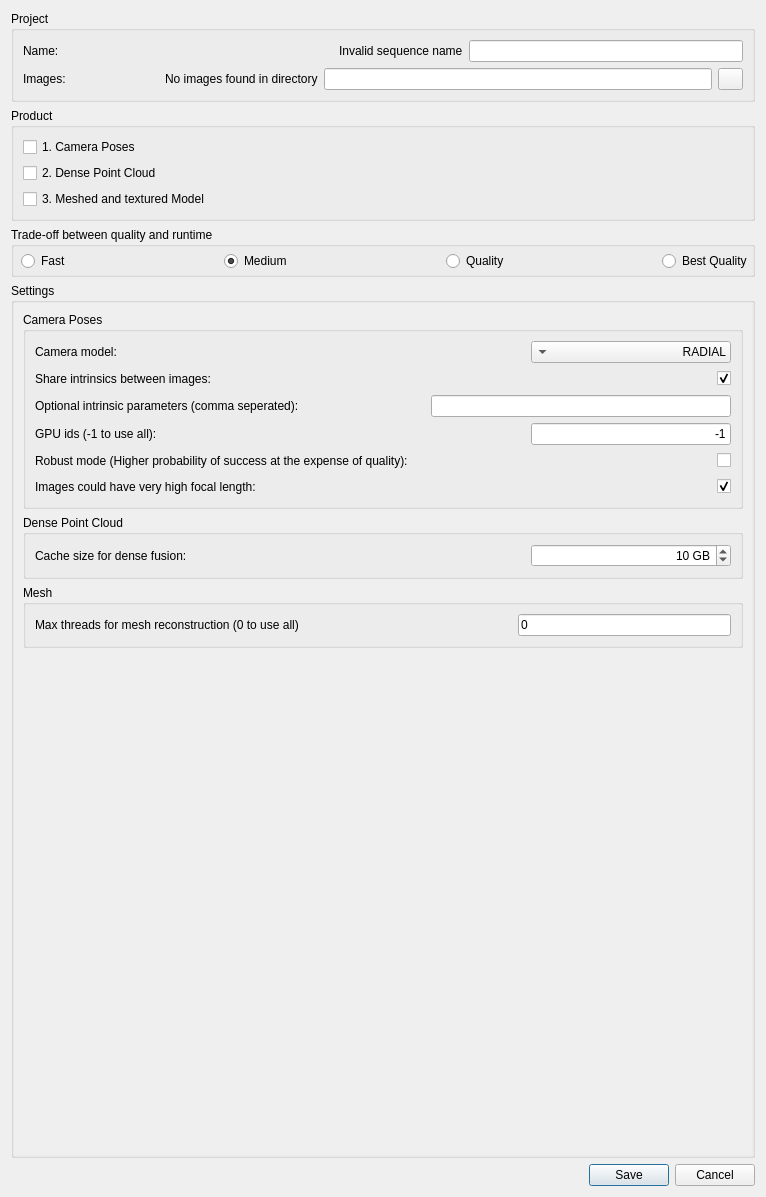
iVS3D/iVS3D, file iVS3D/src/iVS3D-core/ots/colmapwrapper/colmapnewproductdialog.ui: the form before one commit.
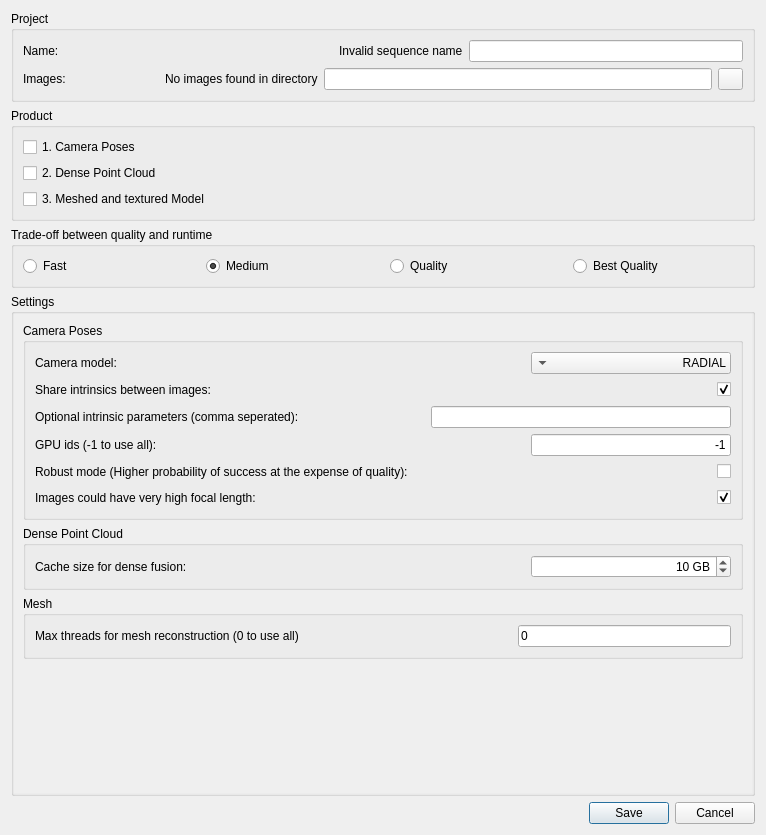
The form after the commit. Icons and pictures are not drawn.

Commit message: fixed layout bug in new product dialog

What changed in the file:
```diff
--- a/iVS3D/src/iVS3D-core/ots/colmapwrapper/colmapnewproductdialog.ui
+++ b/iVS3D/src/iVS3D-core/ots/colmapwrapper/colmapnewproductdialog.ui
@@ -7,21 +7,9 @@
     <x>0</x>
     <y>0</y>
     <width>766</width>
-    <height>1197</height>
+    <height>835</height>
    </rect>
   </property>
-  <property name="sizePolicy">
-   <sizepolicy hsizetype="MinimumExpanding" vsizetype="MinimumExpanding">
-    <horstretch>0</horstretch>
-    <verstretch>0</verstretch>
-   </sizepolicy>
-  </property>
-  <property name="minimumSize">
-   <size>
-    <width>570</width>
-    <height>535</height>
-   </size>
-  </property>
   <property name="windowTitle">
    <string>New Product</string>
   </property>
@@ -251,33 +239,14 @@
    </item>
    <item>
     <widget class="QGroupBox" name="groupBox">
-     <property name="minimumSize">
-      <size>
-       <width>0</width>
-       <height>50</height>
-      </size>
-     </property>
      <property name="title">
       <string>Trade-off between quality and runtime</string>
      </property>
-     <widget class="QWidget" name="horizontalLayoutWidget">
-      <property name="geometry">
-       <rect>
-        <x>10</x>
-        <y>19</y>
-        <width>731</width>
-        <height>31</height>
-       </rect>
-      </property>
-      <layout class="QHBoxLayout" name="horizontalLayout_8" stretch="0,0,0,0,0,0,0">
+     <layout class="QHBoxLayout" name="horizontalLayout_13">
+      <item>
+       <layout class="QHBoxLayout" name="horizontalLayout_8">
        <item>
         <widget class="QRadioButton" name="rb_quality0">
-         <property name="maximumSize">
-          <size>
-           <width>80</width>
-           <height>16777215</height>
-          </size>
-         </property>
          <property name="text">
           <string>Fast</string>
          </property>
@@ -291,22 +260,10 @@
          <property name="orientation">
           <enum>Qt::Horizontal</enum>
          </property>
-         <property name="sizeHint" stdset="0">
-          <size>
-           <width>40</width>
-           <height>20</height>
-          </size>
-         </property>
         </spacer>
        </item>
        <item>
         <widget class="QRadioButton" name="rb_quality1">
-         <property name="maximumSize">
-          <size>
-           <width>80</width>
-           <height>16777215</height>
-          </size>
-         </property>
          <property name="text">
           <string>Medium</string>
          </property>
@@ -323,22 +280,10 @@
          <property name="orientation">
           <enum>Qt::Horizontal</enum>
          </property>
-         <property name="sizeHint" stdset="0">
-          <size>
-           <width>40</width>
-           <height>20</height>
-          </size>
-         </property>
         </spacer>
        </item>
        <item>
         <widget class="QRadioButton" name="rb_quality2">
-         <property name="maximumSize">
-          <size>
-           <width>80</width>
-           <height>16777215</height>
-          </size>
-         </property>
          <property name="text">
           <string>Quality</string>
          </property>
@@ -352,22 +297,10 @@
          <property name="orientation">
           <enum>Qt::Horizontal</enum>
          </property>
-         <property name="sizeHint" stdset="0">
-          <size>
-           <width>40</width>
-           <height>20</height>
-          </size>
-         </property>
         </spacer>
        </item>
        <item>
         <widget class="QRadioButton" name="rb_quality3">
-         <property name="maximumSize">
-          <size>
-           <width>110</width>
-           <height>16777215</height>
-          </size>
-         </property>
          <property name="text">
           <string>Best Quality</string>
          </property>
@@ -377,7 +310,8 @@
         </widget>
        </item>
       </layout>
-     </widget>
+      </item>
+     </layout>
     </widget>
    </item>
    <item>
@@ -412,7 +346,7 @@
            <x>0</x>
            <y>0</y>
            <width>742</width>
-           <height>821</height>
+           <height>429</height>
           </rect>
          </property>
          <layout class="QVBoxLayout" name="verticalLayout_5">
```
Lines whose indentation alone changed are shown as unchanged.
